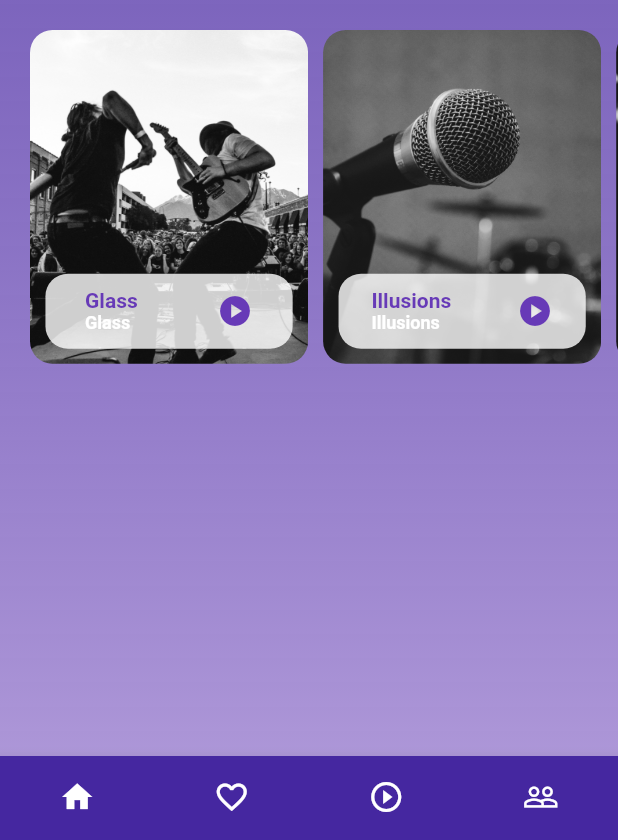
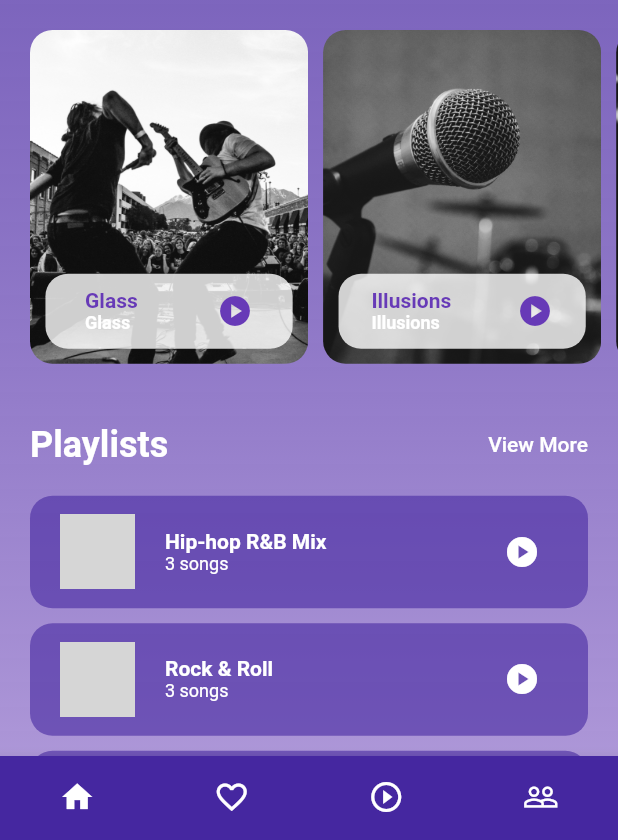
Before and after one commit to rohith3920/music_app_ui, a Flutter app: the screen it shows after launch, on a phone screen of 412 x 824 dp, the part 396-1236 px from its top. Run offline on Flutter 3.47's test engine with Material 2 defaults, Android fonts, the phone set to English and light mode, and no system bars; our stand-ins replace get; network calls fail; grey boxes are pictures that could not be loaded.

Commit message:
completed the one ui screen

```diff
--- /dev/null
+++ b/lib/models/playlist_model.dart
@@ -0,0 +1,34 @@
+import 'song_model.dart';
+
+class Playlist {
+  final String title;
+  final List<Song> songs;
+  final String imageUrl;
+
+  Playlist({
+    required this.title,
+    required this.songs,
+    required this.imageUrl,
+  });
+
+  static List<Playlist> playlists = [
+    Playlist(
+      title: 'Hip-hop R&B Mix',
+      songs: Song.songs,
+      imageUrl:
+          'https://images.unsplash.com/photo-1576525865260-9f0e7cfb02b3?ixlib=rb-1.2.1&ixid=MnwxMjA3fDB8MHxwaG90by1wYWdlfHx8fGVufDB8fHx8&auto=format&fit=crop&w=1364&q=80',
+    ),
+    Playlist(
+      title: 'Rock & Roll',
+      songs: Song.songs,
+      imageUrl:
+          'https://images.unsplash.com/photo-1629276301820-0f3eedc29fd0?ixlib=rb-1.2.1&ixid=MnwxMjA3fDB8MHxwaG90by1wYWdlfHx8fGVufDB8fHx8&auto=format&fit=crop&w=2848&q=80',
+    ),
+    Playlist(
+      title: 'Techno',
+      songs: Song.songs,
+      imageUrl:
+          'https://images.unsplash.com/photo-1594623930572-300a3011d9ae?ixlib=rb-1.2.1&ixid=MnwxMjA3fDB8MHxwaG90by1wYWdlfHx8fGVufDB8fHx8&auto=format&fit=crop&w=2670&q=80',
+    )
+  ];
+}
--- a/lib/screens/home_page.dart
+++ b/lib/screens/home_page.dart
@@ -1,6 +1,7 @@
 import 'package:flutter/material.dart';
-import 'package:get/get.dart';
+import 'package:music_app/models/playlist_model.dart';
 import 'package:music_app/models/song_model.dart';
+import 'package:music_app/screens/playlist_card.dart';
 import 'package:music_app/screens/section_header.dart';
 import 'package:music_app/screens/song_card.dart';
 
@@ -15,6 +16,7 @@ class _HomeScreenState extends State<HomeScreen> {
   @override
   Widget build(BuildContext context) {
     List<Song> songs = Song.songs;
+    List<Playlist> playlists = Playlist.playlists;
     return Container(
       decoration: BoxDecoration(
         gradient: LinearGradient(
@@ -34,41 +36,80 @@ class _HomeScreenState extends State<HomeScreen> {
           child: Column(
             children: [
               const _DiscoverMusic(),
-              Padding(
+              _TrendingMusic(songs: songs),
+              _PlaylistMusic(playlists: playlists),
+            ],
+          ),
+        ),
+      ),
+    );
+  }
+}
+
+class _PlaylistMusic extends StatelessWidget {
+  const _PlaylistMusic({
+    Key? key,
+    required this.playlists,
+  }) : super(key: key);
+
+  final List<Playlist> playlists;
+
+  @override
+  Widget build(BuildContext context) {
+    return Padding(
+      padding: const EdgeInsets.all(20.0),
+      child: Column(
+        children: [
+          const SectionHeader(title: 'Playlists'),
+          ListView.builder(
+            shrinkWrap: true,
+            padding: const EdgeInsets.only(top: 20),
+            physics: const NeverScrollableScrollPhysics(),
+            itemCount: playlists.length,
+            itemBuilder: ((context, index) {
+              return PlaylistCard(playlist: playlists[index]);
+            }),
+          ),
+        ],
+      ),
+    );
+  }
+}
+
+class _TrendingMusic extends StatelessWidget {
+  const _TrendingMusic({
+    Key? key,
+    required this.songs,
+  }) : super(key: key);
+
+  final List<Song> songs;
+
+  @override
+  Widget build(BuildContext context) {
+    return Padding(
       padding: const EdgeInsets.only(
-                  left: 20,
-                  top: 20,
-                  bottom: 20,
+        left: 20.0,
+        top: 20.0,
+        bottom: 20.0,
       ),
       child: Column(
         children: [
           const Padding(
-                      padding: EdgeInsets.only(
-                        right: 20,
+            padding: EdgeInsets.only(right: 20.0),
+            child: SectionHeader(title: 'Trending Music'),
           ),
-                      child: SectionHeader(
-                        title: 'Trending Music',
-                      ),
-                    ),
-                    const SizedBox(
-                      height: 20,
-                    ),
+          const SizedBox(height: 20),
           SizedBox(
             height: MediaQuery.of(context).size.height * 0.27,
             child: ListView.builder(
               scrollDirection: Axis.horizontal,
               itemCount: songs.length,
               itemBuilder: (context, index) {
-                          return SongCard(songs: songs[index]);
+                return SongCard(song: songs[index]);
               },
             ),
           ),
         ],
-                ),
-              )
-            ],
-          ),
-        ),
       ),
     );
   }
--- /dev/null
+++ b/lib/screens/playlist_card.dart
@@ -0,0 +1,73 @@
+import 'package:flutter/material.dart';
+import 'package:get/get.dart';
+
+import '../models/playlist_model.dart';
+
+class PlaylistCard extends StatelessWidget {
+  const PlaylistCard({
+    Key? key,
+    required this.playlist,
+  }) : super(key: key);
+
+  final Playlist playlist;
+
+  @override
+  Widget build(BuildContext context) {
+    return InkWell(
+      onTap: () {
+        Get.toNamed('/playlist', arguments: playlist);
+      },
+      child: Container(
+        height: 75,
+        margin: const EdgeInsets.only(bottom: 10),
+        padding: const EdgeInsets.symmetric(horizontal: 20),
+        decoration: BoxDecoration(
+          color: Colors.deepPurple.shade800.withOpacity(0.6),
+          borderRadius: BorderRadius.circular(15.0),
+        ),
+        child: Row(
+          mainAxisAlignment: MainAxisAlignment.spaceAround,
+          children: [
+            ClipRRect(
+              borderRadius: BorderRadius.circular(15.0),
+              child: Image.network(
+                playlist.imageUrl,
+                height: 50,
+                width: 50,
+                fit: BoxFit.cover,
+              ),
+            ),
+            const SizedBox(width: 20),
+            Expanded(
+              child: Column(
+                crossAxisAlignment: CrossAxisAlignment.start,
+                mainAxisAlignment: MainAxisAlignment.center,
+                children: [
+                  Text(
+                    playlist.title,
+                    style: Theme.of(context)
+                        .textTheme
+                        .bodyLarge!
+                        .copyWith(fontWeight: FontWeight.bold),
+                  ),
+                  Text(
+                    '${playlist.songs.length} songs',
+                    maxLines: 2,
+                    style: Theme.of(context).textTheme.bodySmall,
+                  ),
+                ],
+              ),
+            ),
+            IconButton(
+              onPressed: () {},
+              icon: const Icon(
+                Icons.play_circle,
+                color: Colors.white,
+              ),
+            ),
+          ],
+        ),
+      ),
+    );
+  }
+}
--- a/lib/screens/song_card.dart
+++ b/lib/screens/song_card.dart
@@ -1,13 +1,19 @@
 import 'package:flutter/material.dart';
+import 'package:get/get_core/src/get_main.dart';
+import 'package:get/get_navigation/get_navigation.dart';
 import 'package:music_app/models/song_model.dart';
 
 class SongCard extends StatelessWidget {
-  final Song songs;
-  const SongCard({super.key, required this.songs});
+  final Song song;
+  const SongCard({super.key, required this.song});
 
   @override
   Widget build(BuildContext context) {
-    return Container(
+    return InkWell(
+      onTap: () {
+        Get.toNamed('/song', arguments: song);
+      },
+      child: Container(
         margin: const EdgeInsets.only(
           right: 10,
         ),
@@ -20,7 +26,7 @@ class SongCard extends StatelessWidget {
                 borderRadius: BorderRadius.circular(15.0),
                 image: DecorationImage(
                     image: AssetImage(
-                    songs.coverUrl,
+                      song.coverUrl,
                     ),
                     fit: BoxFit.cover),
               ),
@@ -43,14 +49,14 @@ class SongCard extends StatelessWidget {
                     mainAxisAlignment: MainAxisAlignment.center,
                     children: [
                       Text(
-                      songs.title,
+                        song.title,
                         style: Theme.of(context).textTheme.bodyLarge!.copyWith(
                               color: Colors.deepPurple,
                               fontWeight: FontWeight.bold,
                             ),
                       ),
                       Text(
-                      songs.description,
+                        song.description,
                         style: Theme.of(context).textTheme.bodySmall!.copyWith(
                               color: Colors.white,
                               fontWeight: FontWeight.bold,
@@ -67,6 +73,7 @@ class SongCard extends StatelessWidget {
             ),
           ],
         ),
+      ),
     );
   }
 }
--- a/lib/screens/song_screen.dart
+++ b/lib/screens/song_screen.dart
@@ -10,6 +10,10 @@ class SongScreen extends StatefulWidget {
 class _SongScreenState extends State<SongScreen> {
   @override
   Widget build(BuildContext context) {
-    return Container();
+    return Scaffold(
+      appBar: AppBar(
+        title: Text('rohith'),
+      ),
+    );
   }
 }
```
Lines whose indentation alone changed are shown as unchanged.
